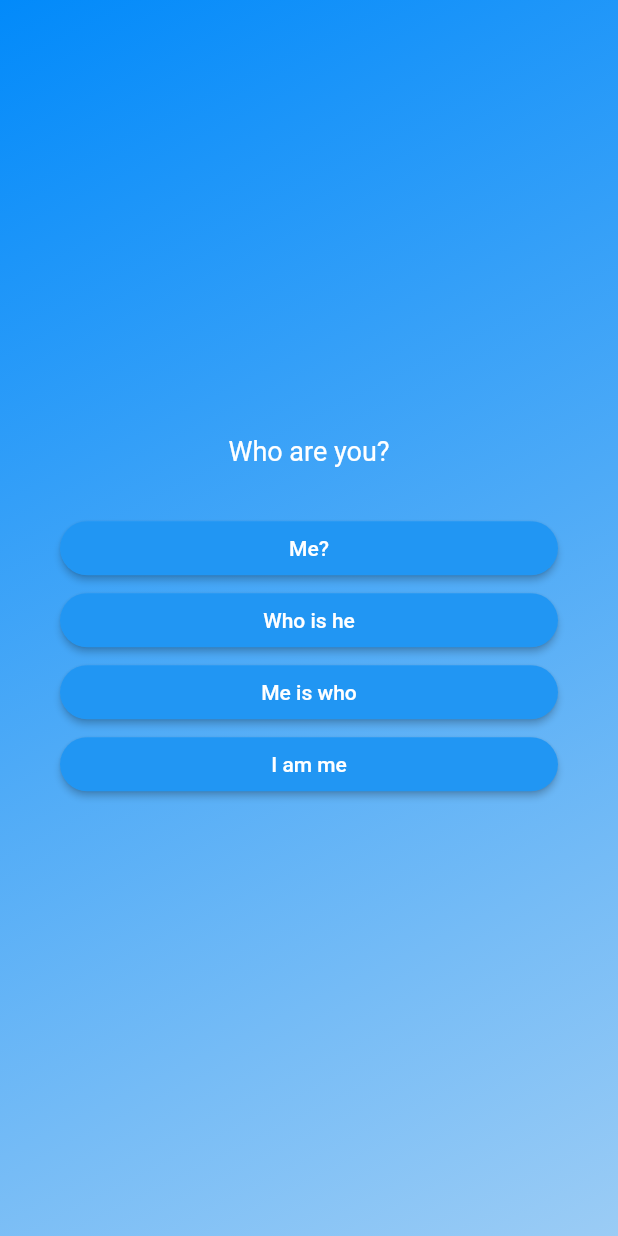
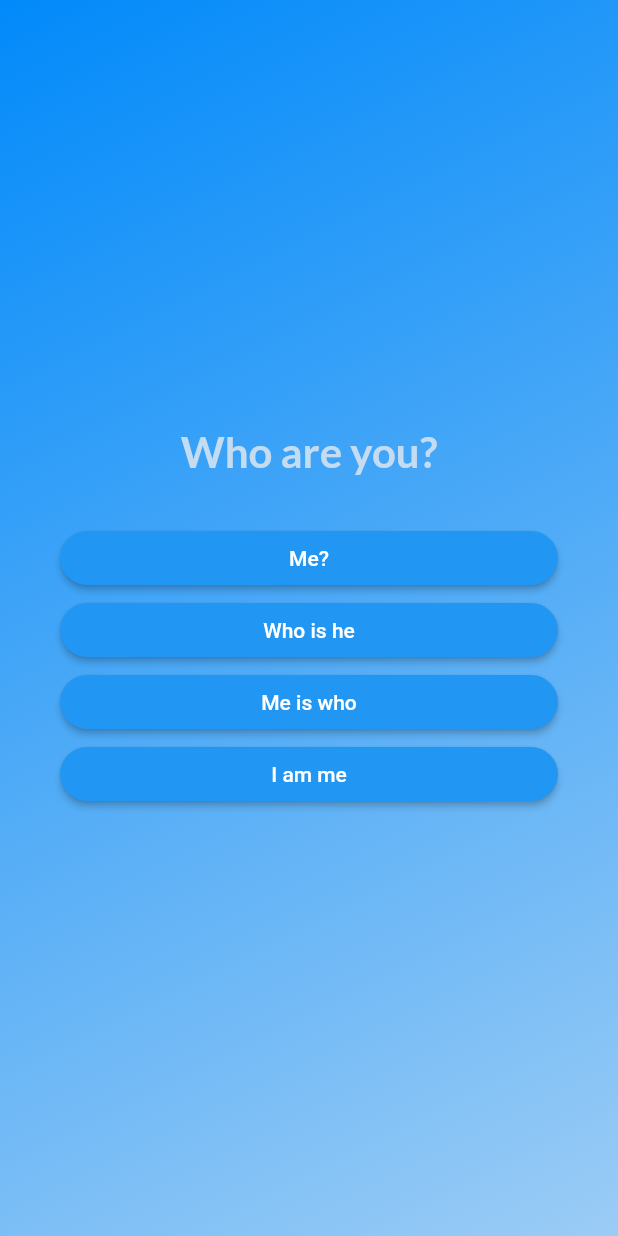
Before and after one commit to KRSL367/Learning_Flutter, a Flutter app: the screen it shows after launch, after a tap on "Start Quiz", after a tap on "Who says that?", on a phone screen of 412 x 824 dp. Run offline on Flutter 3.47's test engine with Material 2 defaults, Android fonts, the phone set to English and light mode, and no system bars; our stand-ins replace google_fonts.

Commit message:
Reset quiz

```diff
--- a/quiz_app/lib/answer_button.dart
+++ b/quiz_app/lib/answer_button.dart
@@ -17,7 +17,10 @@ class AnswerButton extends StatelessWidget {
         ),
       ),
       onPressed: onPress,
-      child: Text(answerText),
+      child: Text(
+        answerText,
+        textAlign: TextAlign.center,
+      ),
     );
   }
 }
--- a/quiz_app/lib/first_screen.dart
+++ b/quiz_app/lib/first_screen.dart
@@ -1,4 +1,5 @@
 import 'package:flutter/material.dart';
+import 'package:google_fonts/google_fonts.dart';
 
 const quizLogo = 'assets/images/quiz-logo.png';
 
@@ -24,9 +25,12 @@ class FirstScreen extends StatelessWidget {
         const SizedBox(
           height: 70,
         ),
-        const Text(
-          'Begin Your Test',
-          style: TextStyle(fontSize: 20, color: Colors.white),
+        Text(
+          'Let the quiz begin',
+          style: GoogleFonts.lato(
+              color: const Color.fromARGB(255, 223, 234, 245),
+              fontSize: 28,
+              fontWeight: FontWeight.bold),
         ),
         const SizedBox(height: 20),
         const Icon(
--- a/quiz_app/lib/questions_screen.dart
+++ b/quiz_app/lib/questions_screen.dart
@@ -1,9 +1,12 @@
 import 'package:flutter/material.dart';
 import 'package:quiz_app/answer_button.dart';
 import 'package:quiz_app/data/questions.dart';
+import 'package:google_fonts/google_fonts.dart';
 
 class QuestionsScreen extends StatefulWidget {
-  const QuestionsScreen({super.key});
+  const QuestionsScreen({super.key, required this.onSelectAnswer});
+
+  final void Function(String answer) onSelectAnswer;
 
   @override
   State<QuestionsScreen> createState() {
@@ -14,7 +17,8 @@ class QuestionsScreen extends StatefulWidget {
 class _QuestionsScreenState extends State<QuestionsScreen> {
   var currentQuestionIndex = 0;
 
-  void nextQuestion() {
+  void nextQuestion(String selectedAnswer) {
+    widget.onSelectAnswer(selectedAnswer);
     // currentQuestionIndex = currentQuestionIndex + 1;
     // currentQuestionIndex += 1;
     setState(() {
@@ -36,13 +40,21 @@ class _QuestionsScreenState extends State<QuestionsScreen> {
           children: [
             Text(
               currentQuestion.text,
-              style: const TextStyle(color: Colors.white, fontSize: 18),
+              style: GoogleFonts.lato(
+                  color: const Color.fromARGB(255, 196, 220, 241),
+                  fontSize: 28,
+                  fontWeight: FontWeight.bold),
               textAlign: TextAlign.center,
             ),
             const SizedBox(height: 30),
             ...currentQuestion.getSuffledAnswers().map(
               (answer) {
-                return AnswerButton(answerText: answer, onPress: nextQuestion);
+                return AnswerButton(
+                  answerText: answer,
+                  onPress: () {
+                    nextQuestion(answer);
+                  },
+                );
               },
             ),
           ],
--- a/quiz_app/lib/quiz.dart
+++ b/quiz_app/lib/quiz.dart
@@ -1,4 +1,5 @@
 import 'package:flutter/material.dart';
+import 'package:quiz_app/data/questions.dart';
 import 'package:quiz_app/first_screen.dart';
 import 'package:quiz_app/questions_screen.dart';
 
@@ -12,12 +13,26 @@ class Quiz extends StatefulWidget {
 }
 
 class _QuizState extends State<Quiz> {
+  List<String> selectedAnswers = [];
   var activeScreen = 'first_screen';
 
   void switchScreen() {
     setState(() {
       activeScreen = 'questions_screen';
     });
+  }
+
+  void chooseAnswer(String answer) {
+    selectedAnswers.add(answer);
+
+    if (selectedAnswers.length == questions.length) {
+      setState(
+        () {
+          selectedAnswers = [];
+          activeScreen = 'first_screen';
+        },
+      );
+    }
   }
 
   @override
@@ -38,7 +53,9 @@ class _QuizState extends State<Quiz> {
           ),
           child: activeScreen == 'first_screen'
               ? FirstScreen(switchScreen)
-              : const QuestionsScreen(),
+              : QuestionsScreen(
+                  onSelectAnswer: chooseAnswer,
+                ),
         ),
       ),
     );
--- a/quiz_app/pubspec.yaml
+++ b/quiz_app/pubspec.yaml
@@ -35,6 +35,7 @@ dependencies:
   # The following adds the Cupertino Icons font to your application.
   # Use with the CupertinoIcons class for iOS style icons.
   cupertino_icons: ^1.0.2
+  google_fonts: ^6.1.0
 
 dev_dependencies:
   flutter_test:
```
Also changed, not shown: quiz_app/pubspec.lock, 1 other file.
